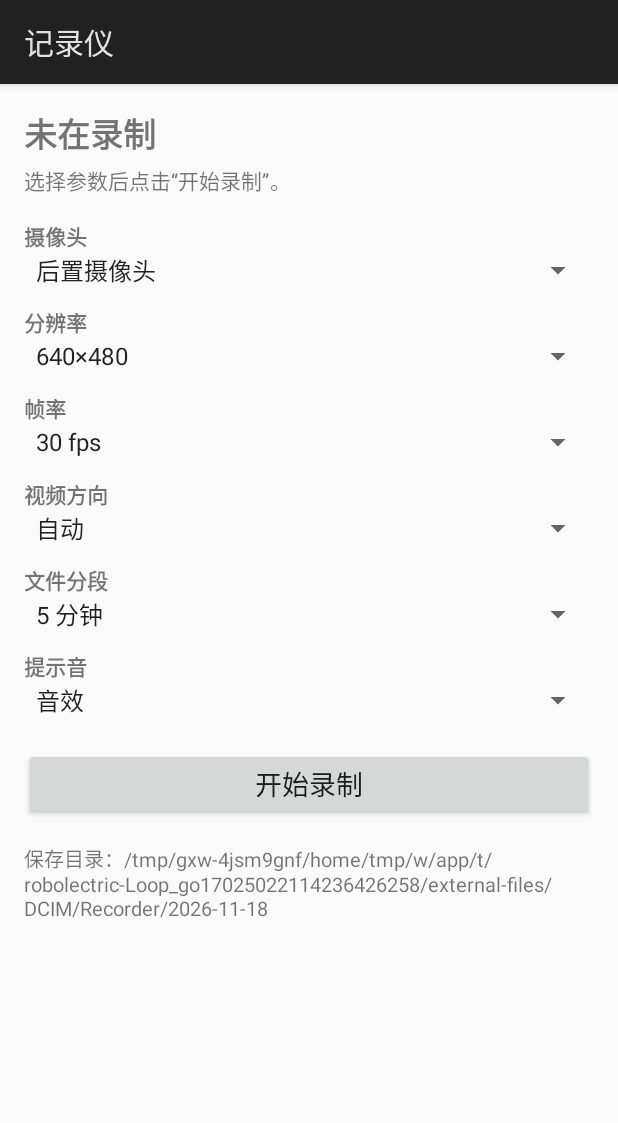
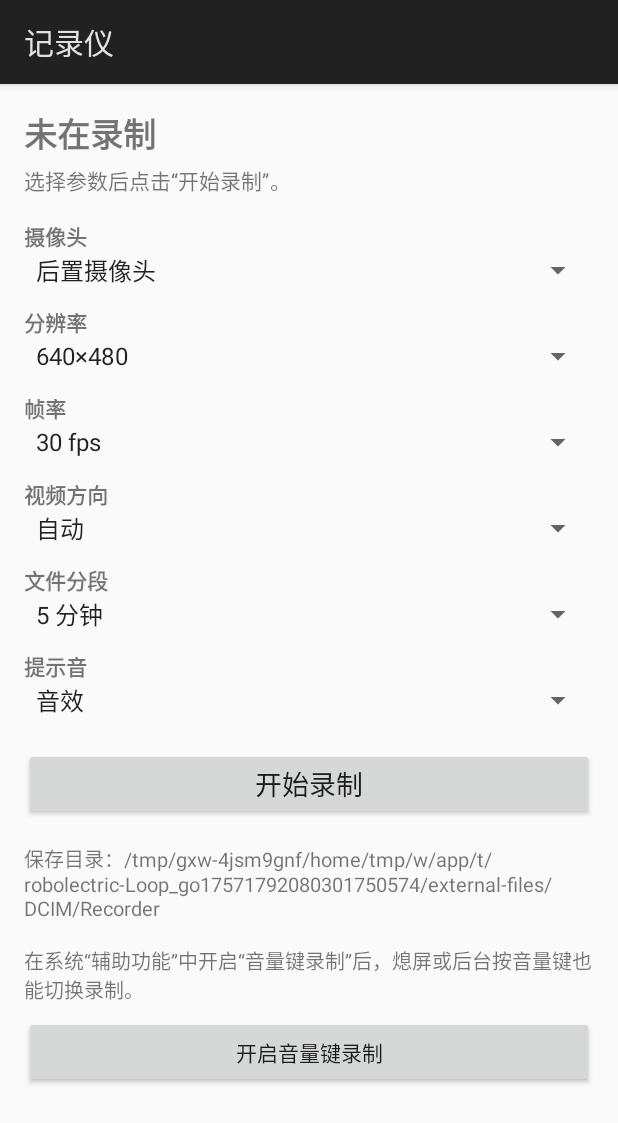
Before and after one commit to Jiangxiaogang/recoder, an Android app: the screen it shows after launch (MainActivity), on a phone screen of 412 x 824 dp. Shown: the top 1123 px of the screen. Run offline under Robolectric (Android 15) with nearby library versions, the phone set to English and light mode, and no system bars.

Commit message:
实现用音量键控制

```diff
--- a/app/src/main/java/com/example/recorder/CameraDevices.java
+++ b/app/src/main/java/com/example/recorder/CameraDevices.java
@@ -1,5 +1,6 @@
 package com.example.recorder;
 
+import android.content.Context;
 import android.hardware.Camera;
 import android.util.Log;
 
@@ -44,19 +45,19 @@ public final class CameraDevices {
         return devices;
     }
 
-    public static String label(Device device, int total) {
+    public static String label(Context context, Device device, int total) {
         String base;
         switch (device.facing) {
             case Camera.CameraInfo.CAMERA_FACING_FRONT:
-                base = "前置摄像头";
+                base = context.getString(R.string.camera_facing_front);
                 break;
             case Camera.CameraInfo.CAMERA_FACING_BACK:
-                base = "后置摄像头";
+                base = context.getString(R.string.camera_facing_back);
                 break;
             default:
-                base = "外接摄像头";
+                base = context.getString(R.string.camera_facing_external);
                 break;
         }
-        return total > 1 ? base + "（ID " + device.id + "）" : base;
+        return total > 1 ? context.getString(R.string.camera_label_with_id, base, device.id) : base;
     }
 }
--- a/app/src/main/java/com/example/recorder/MainActivity.java
+++ b/app/src/main/java/com/example/recorder/MainActivity.java
@@ -10,6 +10,7 @@ import android.os.Bundle;
 import android.os.Environment;
 import android.os.Handler;
 import android.os.Looper;
+import android.provider.Settings;
 import android.view.View;
 import android.widget.AdapterView;
 import android.widget.ArrayAdapter;
@@ -99,6 +100,7 @@ public class MainActivity extends Activity {
     private Spinner mSpSegment;
     private Spinner mSpFeedback;
     private Button mBtnToggle;
+    private Button mBtnEnableVolume;
     private SharedPreferences mPrefs;
 
     private int mLastLoadedCameraId = -1;
@@ -123,6 +125,7 @@ public class MainActivity extends Activity {
         mSpSegment = (Spinner) findViewById(R.id.sp_segment);
         mSpFeedback = (Spinner) findViewById(R.id.sp_feedback);
         mBtnToggle = (Button) findViewById(R.id.btn_toggle);
+        mBtnEnableVolume = (Button) findViewById(R.id.btn_enable_volume);
 
         ArrayAdapter<String> orientationAdapter = new ArrayAdapter<String>(
                 this, android.R.layout.simple_spinner_item,
@@ -149,6 +152,18 @@ public class MainActivity extends Activity {
             @Override
             public void onClick(View v) {
                 onToggleClicked();
+            }
+        });
+
+        mBtnEnableVolume.setOnClickListener(new View.OnClickListener() {
+            @Override
+            public void onClick(View v) {
+                try {
+                    startActivity(new Intent(Settings.ACTION_ACCESSIBILITY_SETTINGS));
+                } catch (Throwable t) {
+                    Toast.makeText(MainActivity.this, R.string.toast_no_accessibility_settings,
+                            Toast.LENGTH_SHORT).show();
+                }
             }
         });
 
@@ -298,7 +313,7 @@ public class MainActivity extends Activity {
 
         List<String> labels = new ArrayList<String>();
         for (CameraDevices.Device device : mCameras) {
-            labels.add(CameraDevices.label(device, mCameras.size()));
+            labels.add(CameraDevices.label(this, device, mCameras.size()));
         }
         ArrayAdapter<String> adapter = new ArrayAdapter<String>(
                 this, android.R.layout.simple_spinner_item, labels);
@@ -650,9 +665,7 @@ public class MainActivity extends Activity {
     }
 
     private static String outputDirPath() {
-        File base = new File(Environment.getExternalStoragePublicDirectory(Environment.DIRECTORY_DCIM), "Recorder");
-        String date = new java.text.SimpleDateFormat("yyyy-MM-dd", Locale.US).format(new java.util.Date());
-        return new File(base, date).getAbsolutePath();
+        return new File(Environment.getExternalStoragePublicDirectory(Environment.DIRECTORY_DCIM), "Recorder").getAbsolutePath();
     }
 
     private static String formatDuration(long ms) {
--- a/app/src/main/res/layout/activity_main.xml
+++ b/app/src/main/res/layout/activity_main.xml
@@ -119,6 +119,20 @@
             android:layout_marginTop="16dp"
             android:textSize="13sp" />
 
+        <TextView
+            android:layout_width="match_parent"
+            android:layout_height="wrap_content"
+            android:layout_marginTop="16dp"
+            android:text="@string/hint_volume_key"
+            android:textSize="13sp" />
+
+        <Button
+            android:id="@+id/btn_enable_volume"
+            android:layout_width="match_parent"
+            android:layout_height="wrap_content"
+            android:layout_marginTop="8dp"
+            android:text="@string/btn_enable_volume" />
+
     </LinearLayout>
 
 </ScrollView>
--- a/app/src/main/res/values/arrays.xml
+++ b/app/src/main/res/values/arrays.xml
@@ -1,16 +1,16 @@
 <?xml version="1.0" encoding="utf-8"?>
 <resources>
     <string-array name="orientation_labels">
-        <item>横屏</item>
-        <item>竖屏</item>
-        <item>自动</item>
+        <item>@string/orientation_landscape</item>
+        <item>@string/orientation_portrait</item>
+        <item>@string/orientation_auto</item>
     </string-array>
 
     <string-array name="feedback_labels">
-        <item>无</item>
-        <item>音效</item>
-        <item>振动</item>
-        <item>音效+振动</item>
+        <item>@string/feedback_none</item>
+        <item>@string/feedback_sound</item>
+        <item>@string/feedback_vibrate</item>
+        <item>@string/feedback_sound_vibrate</item>
     </string-array>
 
     <string-array name="segment_labels">
--- a/app/src/main/res/values/strings.xml
+++ b/app/src/main/res/values/strings.xml
@@ -34,4 +34,28 @@
     <string name="notif_standby">待机中：按蓝牙播放/暂停键开始录制</string>
 
     <string name="btn_exit_standby">退出待机</string>
+
+    <!-- 视频方向 -->
+    <string name="orientation_landscape">横屏</string>
+    <string name="orientation_portrait">竖屏</string>
+    <string name="orientation_auto">自动</string>
+
+    <!-- 启停反馈 -->
+    <string name="feedback_none">无</string>
+    <string name="feedback_sound">音效</string>
+    <string name="feedback_vibrate">振动</string>
+    <string name="feedback_sound_vibrate">音效+振动</string>
+
+    <!-- 摄像头名称 -->
+    <string name="camera_facing_back">后置摄像头</string>
+    <string name="camera_facing_front">前置摄像头</string>
+    <string name="camera_facing_external">外接摄像头</string>
+    <string name="camera_label_with_id">%1$s（ID %2$d）</string>
+
+    <!-- 无障碍服务（音量键录制） -->
+    <string name="accessibility_service_label">音量键录制</string>
+    <string name="accessibility_service_description">监听音量键：按下音量加或音量减即可开始/停止录制，熄屏时同样有效。</string>
+    <string name="btn_enable_volume">开启音量键录制</string>
+    <string name="hint_volume_key">在系统“辅助功能”中开启“音量键录制”后，熄屏或后台按音量键也能切换录制。</string>
+    <string name="toast_no_accessibility_settings">无法打开系统辅助功能设置</string>
 </resources>
```
Also changed, not shown: app/src/main/AndroidManifest.xml (+12 -0 lines), app/src/main/java/com/example/recorder/RecorderConfig.java (+5 -21 lines), app/src/main/java/com/example/recorder/RecorderEngine.java (+57 -15 lines), app/src/main/java/com/example/recorder/RecorderService.java (+15 -3 lines), app/src/main/java/com/example/recorder/VolumeKeyService.java (added, +72 -0 lines), app/src/main/res/xml/accessibility_service_config.xml (added, +7 -0 lines), 1 other file.
